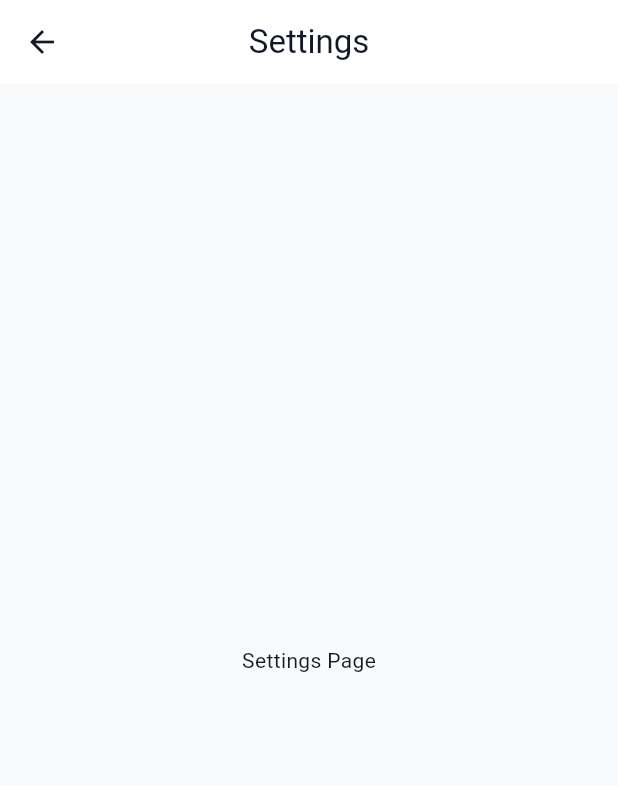
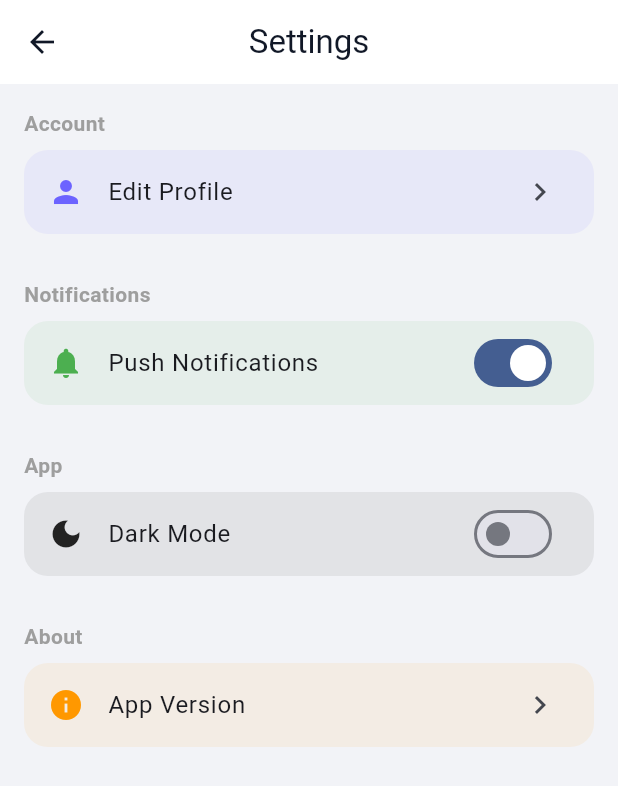
Before and after one commit to 2skyy/BabySence, a Flutter app: the SettingsPage screen opened by its route, on a phone screen of 412 x 824 dp. Shown: the top 786 px of the screen. Run offline on Flutter 3.47's test engine with Material 3 defaults, Android fonts, the phone set to English and light mode, and no system bars.

Commit message:
feat: add mypage and settings UI

```diff
--- a/lib/features/settings/settings_page.dart
+++ b/lib/features/settings/settings_page.dart
@@ -6,9 +6,112 @@ class SettingsPage extends StatelessWidget {
 
   @override
   Widget build(BuildContext context) {
-    return const Scaffold(
-      appBar: CommonAppBar(title: 'Settings'),
-      body: Center(child: Text('Settings Page')),
+    return Scaffold(
+      appBar: const CommonAppBar(title: 'Settings'),
+      backgroundColor: const Color(0xFFF2F3F7),
+      body: ListView(
+        padding: const EdgeInsets.all(16),
+        children: [
+          _buildSectionTitle('Account'),
+          _buildMenuItem(
+            icon: Icons.person,
+            title: 'Edit Profile',
+            color: const Color(0xFF6C63FF),
+            onTap: () {},
+          ),
+
+          const SizedBox(height: 20),
+
+          _buildSectionTitle('Notifications'),
+          _buildSwitchItem(
+            icon: Icons.notifications,
+            title: 'Push Notifications',
+            color: const Color(0xFF4CAF50),
+            value: true,
+            onChanged: (value) {},
+          ),
+
+          const SizedBox(height: 20),
+
+          _buildSectionTitle('App'),
+          _buildSwitchItem(
+            icon: Icons.dark_mode,
+            title: 'Dark Mode',
+            color: const Color(0xFF222222),
+            value: false,
+            onChanged: (value) {},
+          ),
+
+          const SizedBox(height: 20),
+
+          _buildSectionTitle('About'),
+          _buildMenuItem(
+            icon: Icons.info,
+            title: 'App Version',
+            color: const Color(0xFFFF9800),
+            onTap: () {},
+          ),
+        ],
+      ),
+    );
+  }
+
+  // 📌 섹션 타이틀
+  Widget _buildSectionTitle(String title) {
+    return Padding(
+      padding: const EdgeInsets.only(bottom: 8),
+      child: Text(
+        title,
+        style: const TextStyle(
+          color: Colors.grey,
+          fontWeight: FontWeight.bold,
+        ),
+      ),
+    );
+  }
+
+  // 📋 일반 메뉴
+  Widget _buildMenuItem({
+    required IconData icon,
+    required String title,
+    required Color color,
+    required VoidCallback onTap,
+  }) {
+    return Container(
+      margin: const EdgeInsets.only(bottom: 10),
+      decoration: BoxDecoration(
+        color: color.withOpacity(0.08),
+        borderRadius: BorderRadius.circular(16),
+      ),
+      child: ListTile(
+        leading: Icon(icon, color: color),
+        title: Text(title),
+        trailing: const Icon(Icons.chevron_right),
+        onTap: onTap,
+      ),
+    );
+  }
+
+  // 🔘 스위치 메뉴 (핵심)
+  Widget _buildSwitchItem({
+    required IconData icon,
+    required String title,
+    required Color color,
+    required bool value,
+    required ValueChanged<bool> onChanged,
+  }) {
+    return Container(
+      margin: const EdgeInsets.only(bottom: 10),
+      decoration: BoxDecoration(
+        color: color.withOpacity(0.08),
+        borderRadius: BorderRadius.circular(16),
+      ),
+      child: SwitchListTile(
+        secondary: Icon(icon, color: color),
+        title: Text(title),
+        value: value,
+        onChanged: onChanged,
+      ),
     );
   }
 }
```
Also changed, not shown: lib/features/mypage/mypage_page.dart (+125 -16 lines), 1 other file.
